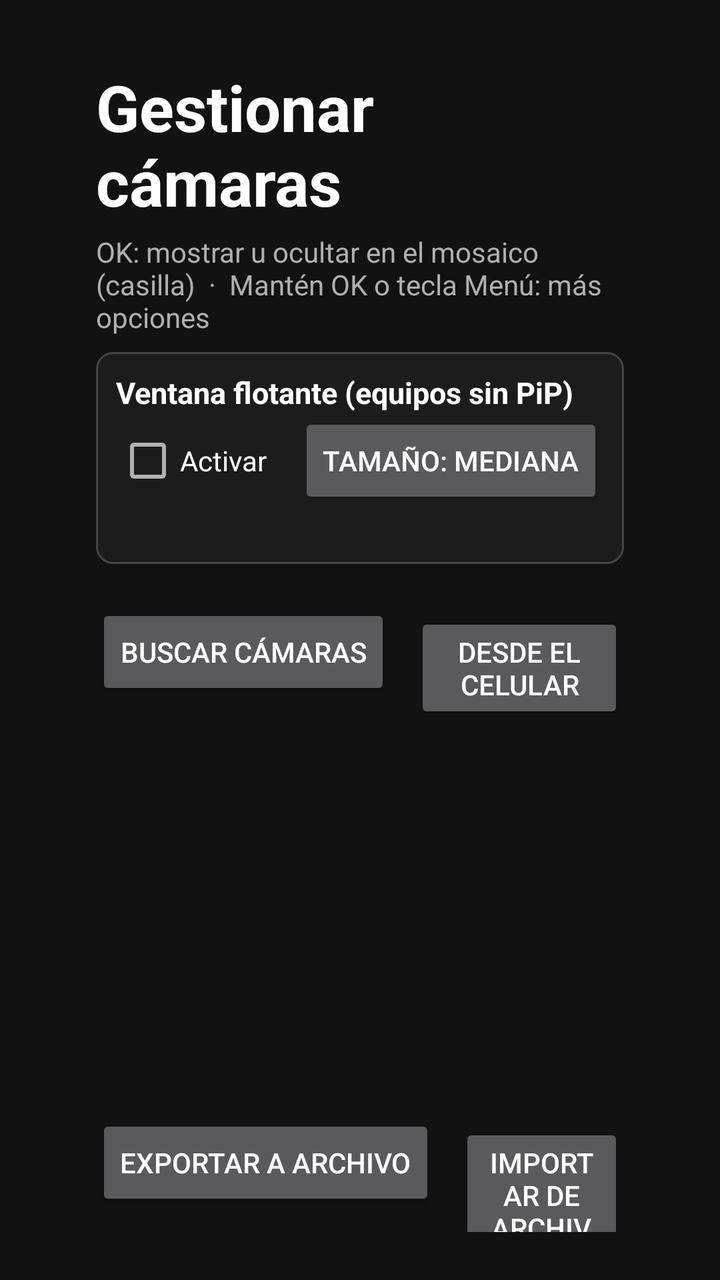
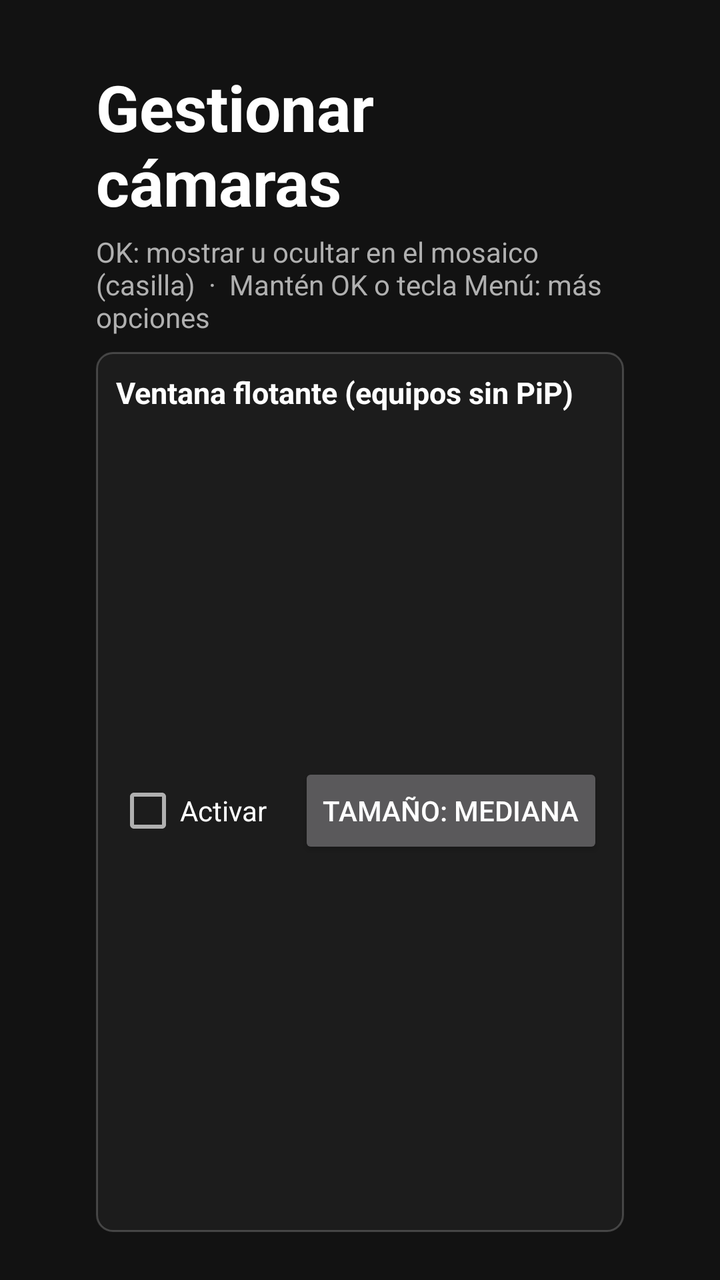

Compare the two renders of this Android layout. The source of the first and the diff that turns it into the second are given below.
<!-- AndroidManifest.xml: application theme Theme.TvCamPip -->
<!-- res/layout/activity_manage.xml -->
<?xml version="1.0" encoding="utf-8"?>
<LinearLayout xmlns:android="http://schemas.android.com/apk/res/android"
    android:layout_width="match_parent"
    android:layout_height="match_parent"
    android:background="@color/bg"
    android:orientation="vertical"
    android:paddingStart="48dp"
    android:paddingTop="32dp"
    android:paddingEnd="48dp"
    android:paddingBottom="24dp">

    <TextView
        android:layout_width="wrap_content"
        android:layout_height="wrap_content"
        android:text="Gestionar cámaras"
        android:textColor="@color/text_primary"
        android:textSize="32sp"
        android:textStyle="bold" />

    <TextView
        android:layout_width="wrap_content"
        android:layout_height="wrap_content"
        android:layout_marginTop="4dp"
        android:text="OK: mostrar u ocultar en el mosaico (casilla)  ·  Mantén OK o tecla Menú: más opciones"
        android:textColor="@color/text_secondary"
        android:textSize="14sp" />

    
    <LinearLayout
        android:layout_width="match_parent"
        android:layout_height="wrap_content"
        android:layout_marginTop="8dp"
        android:background="@drawable/group_bg"
        android:orientation="vertical"
        android:padding="10dp">

        <TextView
            android:layout_width="wrap_content"
            android:layout_height="wrap_content"
            android:text="Ventana flotante (equipos sin PiP)"
            android:textColor="@color/text_primary"
            android:textSize="15sp"
            android:textStyle="bold" />

        <LinearLayout
            android:layout_width="match_parent"
            android:layout_height="wrap_content"
            android:gravity="center_vertical"
            android:orientation="horizontal">

            <CheckBox
                android:id="@+id/floatingCheck"
                android:layout_width="wrap_content"
                android:layout_height="wrap_content"
                android:text="Activar"
                android:textColor="@color/text_primary" />

            <Button
                android:id="@+id/btnFloatSize"
                android:layout_width="wrap_content"
                android:layout_height="wrap_content"
                android:layout_marginStart="16dp"
                android:text="Tamaño: Mediana" />
        </LinearLayout>

        <TextView
            android:id="@+id/floatingNote"
            android:layout_width="wrap_content"
            android:layout_height="wrap_content"
            android:textColor="@color/text_secondary"
            android:textSize="13sp" />
    </LinearLayout>

    <ListView
        android:id="@+id/list"
        android:layout_width="match_parent"
        android:layout_height="0dp"
        android:layout_marginTop="12dp"
        android:layout_weight="1"
        android:divider="@android:color/transparent"
        android:dividerHeight="4dp"
        android:listSelector="@color/focus" />

    <TextView
        android:id="@+id/empty"
        android:layout_width="match_parent"
        android:layout_height="0dp"
        android:layout_weight="1"
        android:gravity="center"
        android:text="Aún no hay cámaras.\nBúscalas con ONVIF, agrégalas desde el celular o escribe su URL RTSP."
        android:textColor="@color/text_secondary"
        android:textSize="18sp"
        android:visibility="gone" />

    <LinearLayout
        android:layout_width="match_parent"
        android:layout_height="wrap_content"
        android:layout_marginTop="8dp"
        android:orientation="horizontal">

        <Button
            android:id="@+id/btnDiscover"
            android:layout_width="wrap_content"
            android:layout_height="wrap_content"
            android:text="Buscar cámaras" />

        <Button
            android:id="@+id/btnPhone"
            android:layout_width="wrap_content"
            android:layout_height="wrap_content"
            android:layout_marginStart="12dp"
            android:text="Desde el celular" />

        <Button
            android:id="@+id/btnAdd"
            android:layout_width="wrap_content"
            android:layout_height="wrap_content"
            android:layout_marginStart="12dp"
            android:text="Agregar manual" />

        <Button
            android:id="@+id/btnUpdate"
            android:layout_width="wrap_content"
            android:layout_height="wrap_content"
            android:layout_marginStart="12dp"
            android:text="Actualizar app" />
    </LinearLayout>

    <LinearLayout
        android:layout_width="match_parent"
        android:layout_height="wrap_content"
        android:layout_marginTop="4dp"
        android:orientation="horizontal">

        <Button
            android:id="@+id/btnExport"
            android:layout_width="wrap_content"
            android:layout_height="wrap_content"
            android:text="Exportar a archivo" />

        <Button
            android:id="@+id/btnImport"
            android:layout_width="wrap_content"
            android:layout_height="wrap_content"
            android:layout_marginStart="12dp"
            android:text="Importar de archivo" />
    </LinearLayout>
</LinearLayout>
<!-- resources referenced by this layout -->
<resources>
  <color name="bg">#121212</color>
  <color name="focus">#443F8CFF</color>
  <color name="text_primary">#FFFFFF</color>
  <color name="text_secondary">#B0B0B0</color>
  <!-- drawable group_bg (drawable) -->
  <?xml version="1.0" encoding="utf-8"?>
  <shape xmlns:android="http://schemas.android.com/apk/res/android"
      android:shape="rectangle">
      <solid android:color="#1C1C1C" />
      <stroke
          android:width="1dp"
          android:color="#33FFFFFF" />
      <corners android:radius="8dp" />
  </shape>
  <style name="Theme.TvCamPip" parent="Theme.AppCompat.NoActionBar">
          <item name="android:windowBackground">@color/bg</item>
          <item name="android:textColorPrimary">@color/text_primary</item>
          <item name="android:textColorSecondary">@color/text_secondary</item>
      </style>
</resources>

<!-- the commit's change to res/layout/activity_manage.xml (unified diff, before → after) -->
@@ -61,6 +61,13 @@
                 android:layout_height="wrap_content"
                 android:layout_marginStart="16dp"
                 android:text="Tamaño: Mediana" />
+
+            <Button
+                android:id="@+id/btnFloatPos"
+                android:layout_width="wrap_content"
+                android:layout_height="wrap_content"
+                android:layout_marginStart="8dp"
+                android:text="Posición: Abajo derecha" />
         </LinearLayout>
 
         <TextView
